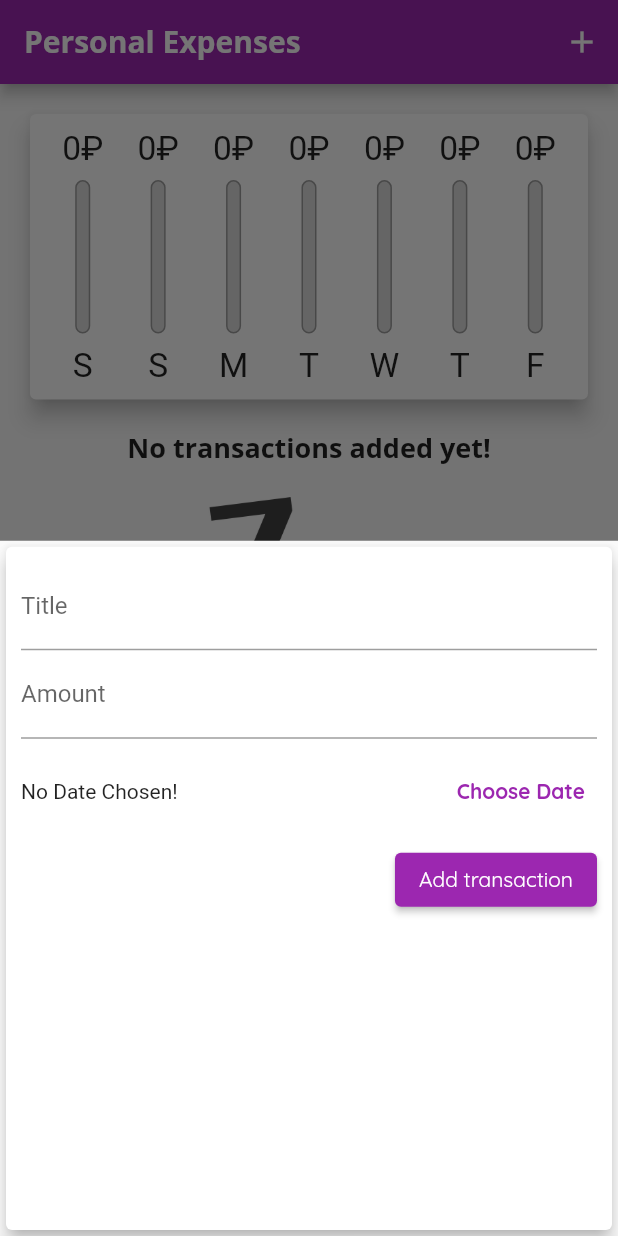
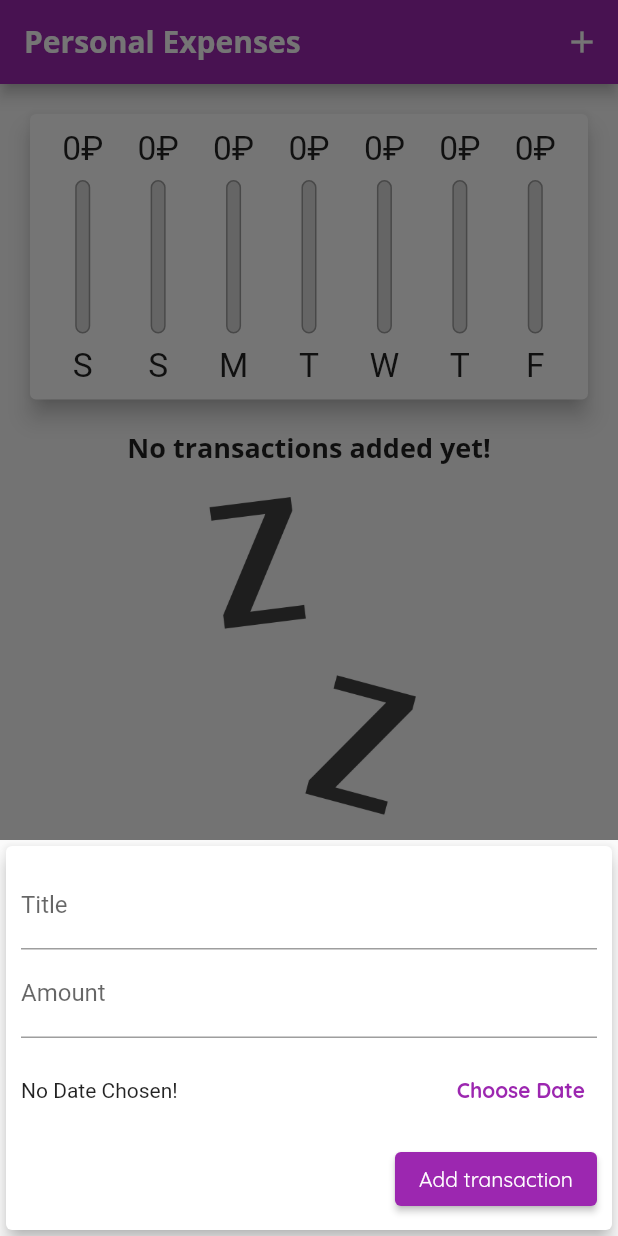
Before and after one commit to psokolnikov/personal_expenses_app, a Flutter app: the screen it shows after launch, after a tap on the "add" icon, on a phone screen of 412 x 824 dp. Run offline on Flutter 3.47's test engine with Material 2 defaults, Android fonts, the phone set to English and light mode, and no system bars.

```diff
--- a/lib/main.dart
+++ b/lib/main.dart
@@ -1,3 +1,5 @@
+import 'dart:io';
+
 import 'package:flutter/material.dart';
 import 'package:flutter/services.dart';
 import 'package:flutter/services.dart';
@@ -93,8 +95,8 @@ class _MyHomePageState extends State<MyHomePage> {
 
   @override
   Widget build(BuildContext context) {
-    final isLandscape =
-        MediaQuery.of(context).orientation == Orientation.landscape;
+    final mediaQuery = MediaQuery.of(context);
+    final isLandscape = mediaQuery.orientation == Orientation.landscape;
     var appBar = AppBar(
       title: const Text('Personal Expenses'),
       actions: [
@@ -105,9 +107,9 @@ class _MyHomePageState extends State<MyHomePage> {
       ],
     );
     final txnListWidget = Container(
-        height: (MediaQuery.of(context).size.height -
+        height: (mediaQuery.size.height -
                 appBar.preferredSize.height -
-                MediaQuery.of(context).padding.top) *
+                mediaQuery.padding.top) *
             0.70,
         child: TransactionList(_userTransactions, _deleteTransaction));
     return Scaffold(
@@ -121,26 +123,28 @@ class _MyHomePageState extends State<MyHomePage> {
                 mainAxisAlignment: MainAxisAlignment.center,
                 children: [
                   Text('Show Chart'),
-                  Switch(
+                  Switch.adaptive(
+                      activeColor: Theme.of(context).colorScheme.secondary,
                       value: _showChart,
                       onChanged: (value) => setState(() {
                             _showChart = value;
                           }))
                 ],
               ),
-            if (!isLandscape) Container(
-                    height: (MediaQuery.of(context).size.height -
+            if (!isLandscape)
+              Container(
+                  height: (mediaQuery.size.height -
                           appBar.preferredSize.height -
-                            MediaQuery.of(context).padding.top) *
+                          mediaQuery.padding.top) *
                       0.3,
                   child: Chart(_userTransactions)),
-            if (!isLandscape)
-              txnListWidget,
-            if (isLandscape) _showChart
+            if (!isLandscape) txnListWidget,
+            if (isLandscape)
+              _showChart
                   ? Container(
-                    height: (MediaQuery.of(context).size.height -
+                      height: (mediaQuery.size.height -
                               appBar.preferredSize.height -
-                            MediaQuery.of(context).padding.top) *
+                              mediaQuery.padding.top) *
                           0.7,
                       child: Chart(_userTransactions))
                   : txnListWidget,
@@ -148,7 +152,9 @@ class _MyHomePageState extends State<MyHomePage> {
         ),
       ),
       floatingActionButtonLocation: FloatingActionButtonLocation.centerFloat,
-      floatingActionButton: FloatingActionButton(
+      floatingActionButton: Platform.isIOS
+          ? Container()
+          : FloatingActionButton(
               child: Icon(Icons.add),
               onPressed: () => _startAddNewTransaction(context),
             ),
--- a/lib/widgets/new_transaction.dart
+++ b/lib/widgets/new_transaction.dart
@@ -35,7 +35,8 @@ class _NewTransactionState extends State<NewTransaction> {
       firstDate: DateTime(2022),
       lastDate: DateTime.now(),
     ).then((pickedDate) => {
-          if (pickedDate != null) {
+          if (pickedDate != null)
+            {
               setState(() {
                 _selectedDate = pickedDate;
               })
@@ -45,9 +46,15 @@ class _NewTransactionState extends State<NewTransaction> {
 
   @override
   Widget build(BuildContext context) {
-    return Card(
+    return SingleChildScrollView(
+      child: Card(
         child: Container(
-        padding: EdgeInsets.all(10),
+          padding: EdgeInsets.only(
+            top: 10,
+            left: 10,
+            right: 10,
+            bottom: MediaQuery.of(context).viewInsets.bottom + 10,
+          ),
           child: Column(
             crossAxisAlignment: CrossAxisAlignment.end,
             children: [
@@ -67,7 +74,12 @@ class _NewTransactionState extends State<NewTransaction> {
                 height: 70,
                 child: Row(
                   children: [
-                  Expanded(child: Text(_selectedDate == null ? 'No Date Chosen!' : 'Picked Date: ${DateFormat.yMd().format(_selectedDate!)}',)),
+                    Expanded(
+                        child: Text(
+                      _selectedDate == null
+                          ? 'No Date Chosen!'
+                          : 'Picked Date: ${DateFormat.yMd().format(_selectedDate!)}',
+                    )),
                     TextButton(
                       style: TextButton.styleFrom(
                           primary: Theme.of(context).primaryColor),
@@ -90,6 +102,7 @@ class _NewTransactionState extends State<NewTransaction> {
           ),
         ),
         elevation: 5,
+      ),
     );
   }
 }
--- a/lib/widgets/transaction_list.dart
+++ b/lib/widgets/transaction_list.dart
@@ -53,11 +53,18 @@ class TransactionList extends StatelessWidget {
                       style: Theme.of(context).textTheme.headline6,
                     ),
                     subtitle: Text(DateFormat.yMMMd().format(txn.date)),
-                    trailing: IconButton(
-                      onPressed: () => deleteTransaction(txn.id),
-                      icon: Icon(Icons.delete),
-                      color: Theme.of(context).errorColor,
-                    ),
+                    trailing: MediaQuery.of(context).size.width > 360
+                        ? TextButton.icon(
+                            onPressed: () => deleteTransaction(txn.id),
+                            icon: Icon(Icons.delete),
+                            label: Text('Delete'),
+                            style: TextButton.styleFrom(primary: Colors.red),
+                          )
+                        : IconButton(
+                            onPressed: () => deleteTransaction(txn.id),
+                            icon: Icon(Icons.delete),
+                            color: Theme.of(context).errorColor,
+                          ),
                   ),
                 );
               },
```
Lines whose indentation alone changed are shown as unchanged.
